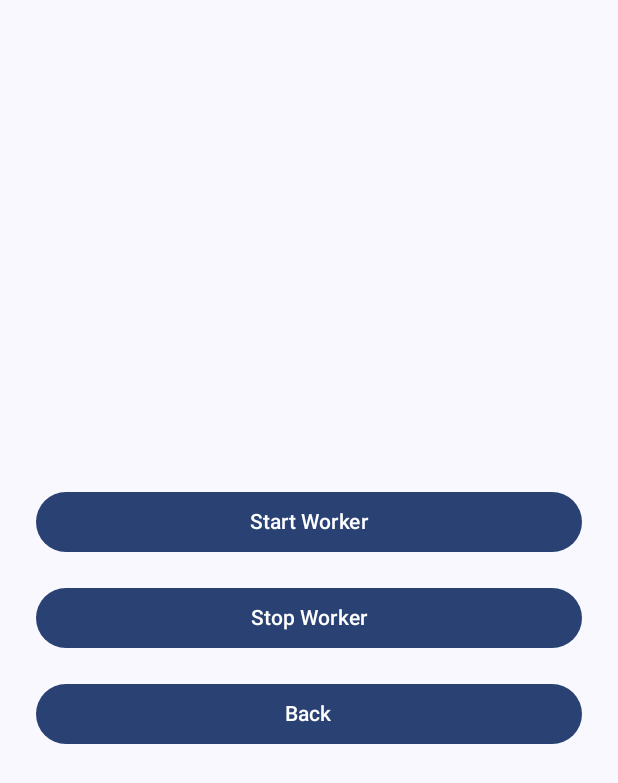
After one commit to gunishjain/ServicesPlayground, an Android app built with Jetpack Compose: the composable WorkManagerComposable shown on its own in the app's theme, on a phone screen of 412 x 824 dp. The commit adds this screen. Shown: the top 783 px of the screen. Run offline under Robolectric (Android 15) with nearby library versions, the phone set to English and light mode, and no system bars.

Commit message:
added work manager

```diff
--- a/app/src/main/java/com/gunishjain/servicesplayground/Navigation.kt
+++ b/app/src/main/java/com/gunishjain/servicesplayground/Navigation.kt
@@ -14,3 +14,6 @@ data object JobSchedulerScreen
 
 @Serializable
 data object ForegroundServiceScreen
+
+@Serializable
+data object WorkManagerScreen
--- /dev/null
+++ b/app/src/main/java/com/gunishjain/servicesplayground/workmanagerdemo/WorkManagerComposable.kt
@@ -0,0 +1,71 @@
+package com.gunishjain.servicesplayground.workmanagerdemo
+
+import androidx.compose.foundation.layout.Arrangement
+import androidx.compose.foundation.layout.Column
+import androidx.compose.foundation.layout.Spacer
+import androidx.compose.foundation.layout.fillMaxSize
+import androidx.compose.foundation.layout.fillMaxWidth
+import androidx.compose.foundation.layout.height
+import androidx.compose.foundation.layout.padding
+import androidx.compose.material3.Button
+import androidx.compose.material3.Text
+import androidx.compose.runtime.Composable
+import androidx.compose.ui.Alignment
+import androidx.compose.ui.Modifier
+import androidx.compose.ui.tooling.preview.Preview
+import androidx.compose.ui.unit.dp
+import com.gunishjain.servicesplayground.ui.theme.ServicesPlaygroundTheme
+
+@Composable
+fun WorkManagerComposable(
+    onStartWorker: () -> Unit,
+    onStopWorker: () -> Unit,
+    onBack: () -> Unit
+) {
+    Column(
+        modifier = Modifier
+            .fillMaxSize()
+            .padding(24.dp),
+        verticalArrangement = Arrangement.Center,
+        horizontalAlignment = Alignment.CenterHorizontally
+    ) {
+
+        Button(
+            onClick = onStartWorker,
+            modifier = Modifier.fillMaxWidth()
+        ) {
+            Text(text = "Start Worker")
+        }
+
+        Spacer(modifier = Modifier.height(16.dp))
+
+        Button(
+            onClick = onStopWorker,
+            modifier = Modifier.fillMaxWidth(),
+        ) {
+            Text(text = "Stop Worker")
+        }
+
+        Spacer(modifier = Modifier.height(16.dp))
+
+        Button(
+            onClick = onBack,
+            modifier = Modifier.fillMaxWidth(),
+        ) {
+            Text(text = "Back")
+        }
+
+    }
+}
+
+@Preview(showBackground = true)
+@Composable
+fun Preview() {
+    ServicesPlaygroundTheme {
+        WorkManagerComposable(
+            onStartWorker = {},
+            onStopWorker = {},
+            onBack = {}
+        )
+    }
+}
```
Also changed, not shown: app/build.gradle.kts (+8 -0 lines), app/src/main/java/com/gunishjain/servicesplayground/MainActivity.kt (+36 -1 lines), app/src/main/java/com/gunishjain/servicesplayground/boundservice/BindService.kt (+11 -2 lines), app/src/main/java/com/gunishjain/servicesplayground/workmanagerdemo/RandomNumberGeneratorWorker.kt (added, +42 -0 lines).
